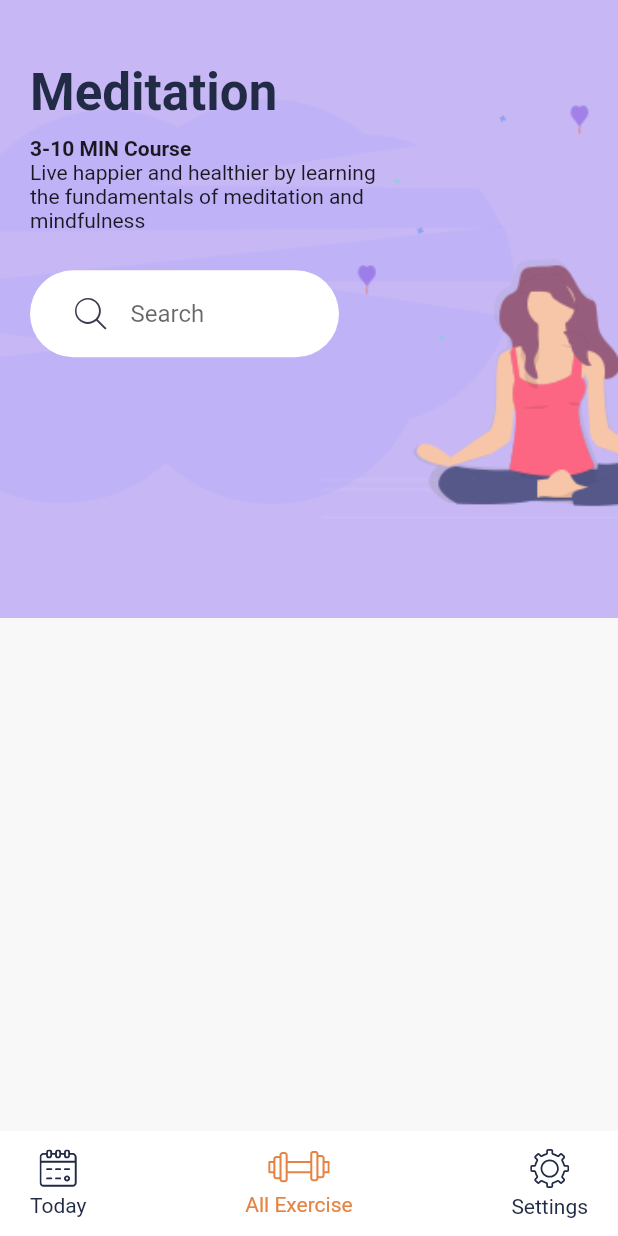
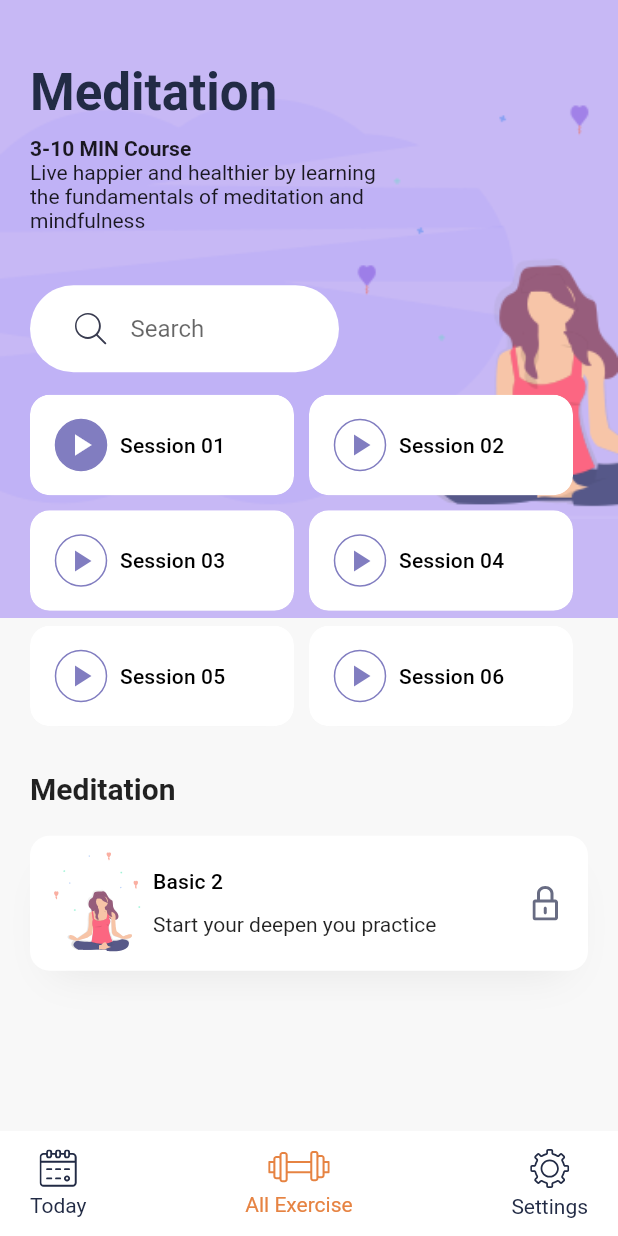
Before and after one commit to iamrizvan/daily_exercise, a Flutter app: the DetailsScreen screen opened directly, on a phone screen of 412 x 824 dp. Run offline on Flutter 3.47's test engine with Material 2 defaults, Android fonts, the phone set to English and light mode, and no system bars; our stand-ins replace flutter_svg.

Commit message:
Brand new Online exercise App details screen has been developed

```diff
--- a/lib/screens/details_screen.dart
+++ b/lib/screens/details_screen.dart
@@ -1,5 +1,7 @@
 import 'package:daily_exercise/constants.dart';
 import 'package:flutter/material.dart';
+import 'package:flutter/rendering.dart';
+import 'package:flutter_svg/flutter_svg.dart';
 import '../widget/search_bar.dart';
 import '../widget/bottom_nav_bar.dart';
 
@@ -24,6 +26,7 @@ class DetailsScreen extends StatelessWidget {
           SafeArea(
               child: Padding(
             padding: const EdgeInsets.symmetric(horizontal: 20),
+            child: SingleChildScrollView(
               child: Column(
                 crossAxisAlignment: CrossAxisAlignment.start,
                 children: <Widget>[
@@ -48,14 +51,99 @@ class DetailsScreen extends StatelessWidget {
                     ),
                   ),
                   SizedBox(
-                  height: 10,
+                    height: 20,
                   ),
                   SizedBox(
                     // 50% of width
                     width: size.width * 0.5,
                     child: Searchbar(),
                   ),
+                  Wrap(
+                    spacing: 10,
+                    runSpacing: 10,
+                    children: <Widget>[
+                      SessionCard(
+                        sessionNum: "01",
+                        isDone: true,
+                        press: () {},
+                      ),
+                      SessionCard(
+                        sessionNum: "02",
+                        isDone: false,
+                        press: () {},
+                      ),
+                      SessionCard(
+                        sessionNum: "03",
+                        isDone: false,
+                        press: () {},
+                      ),
+                      SessionCard(
+                        sessionNum: "04",
+                        isDone: false,
+                        press: () {},
+                      ),
+                      SessionCard(
+                        sessionNum: "05",
+                        isDone: false,
+                        press: () {},
+                      ),
+                      SessionCard(
+                        sessionNum: "06",
+                        isDone: false,
+                        press: () {},
+                      ),
                     ],
+                  ),
+                  SizedBox(
+                    height: 30,
+                  ),
+                  Text("Meditation",
+                      style: Theme.of(context)
+                          .textTheme
+                          .title
+                          .copyWith(fontWeight: FontWeight.bold)),
+                  SizedBox(
+                    height: 20,
+                  ),
+                  Container(
+                    padding: EdgeInsets.all(10),
+                    height: 90,
+                    decoration: BoxDecoration(
+                        color: Colors.white,
+                        borderRadius: BorderRadius.circular(13),
+                        boxShadow: [
+                          BoxShadow(
+                              offset: Offset(0, 15),
+                              blurRadius: 23,
+                              spreadRadius: -13,
+                              color: kShadowColor)
+                        ]),
+                    child: Row(
+                      children: <Widget>[
+                        SvgPicture.asset(
+                            "assets/icons/Meditation_women_small.svg"),
+                        Expanded(
+                            child: Column(
+                          mainAxisAlignment: MainAxisAlignment.spaceEvenly,
+                          crossAxisAlignment: CrossAxisAlignment.start,
+                          children: <Widget>[
+                            Text("Basic 2",
+                                style: Theme.of(context).textTheme.subtitle),
+                            Text("Start your deepen you practice")
+                          ],
+                        )),
+                        Padding(
+                          padding: EdgeInsets.all(10),
+                          child: SvgPicture.asset("assets/icons/Lock.svg"),
+                        )
+                      ],
+                    ),
+                  ),
+                  SizedBox(
+                    height: 20,
+                  )
+                ],
+              ),
             ),
           ))
         ],
@@ -63,3 +151,67 @@ class DetailsScreen extends StatelessWidget {
     );
   }
 }
+
+class SessionCard extends StatelessWidget {
+  final String sessionNum;
+  final bool isDone;
+  final Function press;
+  const SessionCard({
+    Key key,
+    this.sessionNum,
+    this.isDone = false,
+    this.press,
+  }) : super(key: key);
+
+  @override
+  Widget build(BuildContext context) {
+    return LayoutBuilder(builder: (context, constraint) {
+      return ClipRRect(
+        borderRadius: BorderRadius.circular(13),
+        child: Container(
+            width: constraint.maxWidth / 2 - 10,
+            decoration: BoxDecoration(
+                color: Colors.white,
+                borderRadius: BorderRadius.circular(13),
+                boxShadow: [
+                  BoxShadow(
+                      offset: Offset(0, 15),
+                      blurRadius: 23,
+                      spreadRadius: -13,
+                      color: kShadowColor)
+                ]),
+            child: Material(
+              color: Colors.transparent,
+              child: InkWell(
+                onTap: press,
+                child: Padding(
+                  padding: EdgeInsets.all(16),
+                  child: Row(
+                    children: <Widget>[
+                      Container(
+                          height: 35,
+                          width: 36,
+                          decoration: BoxDecoration(
+                              color: isDone ? kBlueColor : Colors.white,
+                              border: Border.all(color: kBlueColor),
+                              shape: BoxShape.circle),
+                          child: Icon(
+                            Icons.play_arrow,
+                            color: isDone ? Colors.white : kBlueColor,
+                          )),
+                      SizedBox(
+                        width: 8,
+                      ),
+                      Text(
+                        "Session $sessionNum",
+                        style: Theme.of(context).textTheme.subtitle,
+                      )
+                    ],
+                  ),
+                ),
+              ),
+            )),
+      );
+    });
+  }
+}
```
Lines whose indentation alone changed are shown as unchanged.
